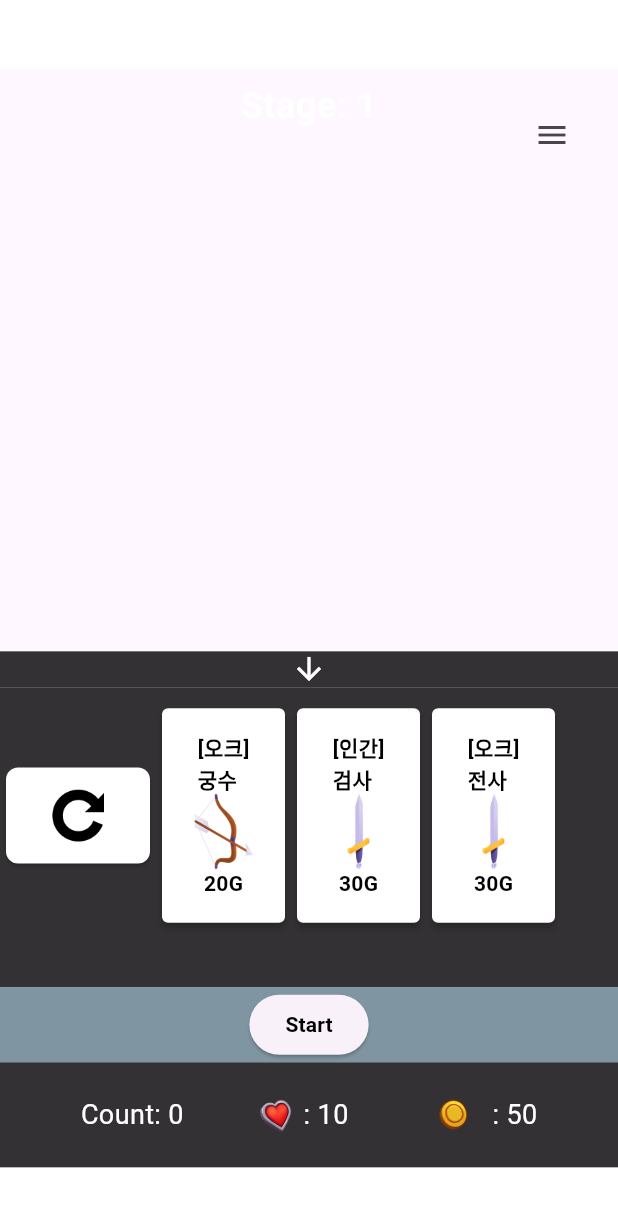
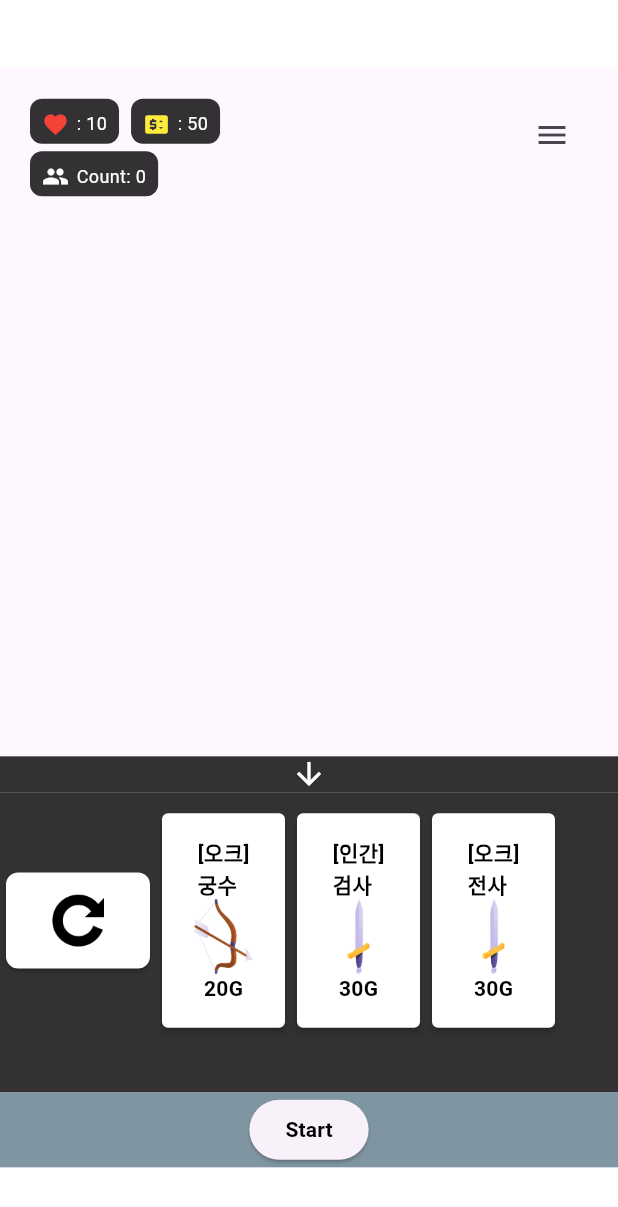
Before and after one commit to leechanwoo-kor/bonfire_defense, a Flutter app: the GameOverlay widget shown alone on an empty page, opened directly, on a phone screen of 412 x 824 dp. Shown: the top 1207 px of the screen. Run offline on Flutter 3.47's test engine with Material 3 defaults, Android fonts, the phone set to English and light mode, and no system bars; missing offline and left inert: bonfire, flame_audio.

Commit message:
:recycle: Refactor game overlay layout and add game menu button

```diff
--- a/lib/widgets/game_overlay.dart
+++ b/lib/widgets/game_overlay.dart
@@ -1,8 +1,7 @@
 import 'package:bonfire_defense/widgets/defender_selection_panel.dart';
 import 'package:bonfire_defense/widgets/game_control_panel.dart';
 import 'package:bonfire_defense/widgets/game_menu.dart';
-import 'package:bonfire_defense/widgets/game_stage_display.dart';
-import 'package:bonfire_defense/widgets/game_state_bar.dart';
+import 'package:bonfire_defense/widgets/game_state_panel.dart';
 import 'package:flutter/material.dart';
 
 class GameOverlay extends StatelessWidget {
@@ -14,12 +13,13 @@ class GameOverlay extends StatelessWidget {
   Widget build(BuildContext context) {
     return Stack(
       children: [
+        const Positioned(
+          top: 20,
+          left: 20,
+          child: GameStatePanel(),
+        ),
         const Column(
           children: [
-            Align(
-              alignment: Alignment.topCenter,
-              child: GameStageDisplay(),
-            ),
             Expanded(
               child: Align(
                 alignment: Alignment.bottomCenter,
@@ -29,7 +29,6 @@ class GameOverlay extends StatelessWidget {
                   children: [
                     DefenderSelectionPanel(),
                     GameControlPanel(),
-                    GameStateBar(),
                   ],
                 ),
               ),
--- a/lib/widgets/game_stage_display.dart
+++ /dev/null
@@ -1,25 +0,0 @@
-import 'package:bonfire_defense/provider/game_state_provider.dart';
-import 'package:flutter/material.dart';
-import 'package:provider/provider.dart';
-
-class GameStageDisplay extends StatelessWidget {
-  const GameStageDisplay({super.key});
-
-  @override
-  Widget build(BuildContext context) {
-    return Selector<GameStateProvider, int>(
-      selector: (_, state) => state.currentStage,
-      builder: (_, stage, __) => Padding(
-        padding: const EdgeInsets.all(8.0),
-        child: Text(
-          'Stage: $stage',
-          style: const TextStyle(
-            fontSize: 24,
-            fontWeight: FontWeight.bold,
-            color: Colors.white,
-          ),
-        ),
-      ),
-    );
-  }
-}
--- a/lib/widgets/game_state_bar.dart
+++ /dev/null
@@ -1,54 +0,0 @@
-import 'package:bonfire_defense/provider/game_state_provider.dart';
-import 'package:flutter/material.dart';
-import 'package:provider/provider.dart';
-
-class GameStateBar extends StatelessWidget {
-  const GameStateBar({super.key});
-
-  @override
-  Widget build(BuildContext context) {
-    return Container(
-      height: 70,
-      color: Colors.black.withOpacity(0.8),
-      padding: const EdgeInsets.all(10),
-      child: Row(
-        mainAxisAlignment: MainAxisAlignment.spaceEvenly,
-        children: [
-          Selector<GameStateProvider, int>(
-            selector: (_, state) => state.count,
-            builder: (_, count, __) => Text(
-              'Count: $count',
-              style: const TextStyle(color: Colors.white, fontSize: 18),
-            ),
-          ),
-          Selector<GameStateProvider, int>(
-            selector: (_, state) => state.life,
-            builder: (context, life, __) => Row(
-              children: [
-                Image.asset('assets/images/icons/HeartFull.png',
-                    width: 36.0, height: 36.0),
-                Text(
-                  ': $life',
-                  style: const TextStyle(color: Colors.white, fontSize: 18),
-                ),
-              ],
-            ),
-          ),
-          Selector<GameStateProvider, int>(
-            selector: (_, state) => state.gold,
-            builder: (context, gold, __) => Row(
-              children: [
-                Image.asset('assets/images/icons/Coin.png',
-                    width: 52.0, height: 52.0),
-                Text(
-                  ': $gold',
-                  style: const TextStyle(color: Colors.white, fontSize: 18),
-                ),
-              ],
-            ),
-          ),
-        ],
-      ),
-    );
-  }
-}
--- /dev/null
+++ b/lib/widgets/game_state_panel.dart
@@ -0,0 +1,128 @@
+import 'package:bonfire_defense/provider/game_state_provider.dart';
+import 'package:flutter/material.dart';
+import 'package:provider/provider.dart';
+
+class GameStatePanel extends StatelessWidget {
+  const GameStatePanel({super.key});
+
+  @override
+  Widget build(BuildContext context) {
+    return Column(
+      crossAxisAlignment: CrossAxisAlignment.start,
+      mainAxisSize: MainAxisSize.min,
+      children: [
+        IntrinsicWidth(
+          child: Row(
+            mainAxisAlignment: MainAxisAlignment.start,
+            mainAxisSize: MainAxisSize.min,
+            children: [
+              Container(
+                height: 30,
+                padding: const EdgeInsets.all(8),
+                margin: const EdgeInsets.only(right: 8),
+                decoration: BoxDecoration(
+                  color: Colors.black.withOpacity(0.8),
+                  borderRadius: BorderRadius.circular(8),
+                ),
+                child: Selector<GameStateProvider, int>(
+                  selector: (_, state) => state.life,
+                  builder: (context, life, __) => Row(
+                    children: [
+                      const Icon(
+                        Icons.favorite,
+                        color: Colors.red,
+                        size: 18.0,
+                      ),
+                      const SizedBox(width: 5),
+                      Text(
+                        ': $life',
+                        style: const TextStyle(
+                          color: Colors.white,
+                          fontSize: 12,
+                        ),
+                      ),
+                    ],
+                  ),
+                ),
+              ),
+              Container(
+                height: 30,
+                padding: const EdgeInsets.all(8),
+                decoration: BoxDecoration(
+                  color: Colors.black.withOpacity(0.8),
+                  borderRadius: BorderRadius.circular(8),
+                ),
+                child: Selector<GameStateProvider, int>(
+                  selector: (_, state) => state.gold,
+                  builder: (context, gold, __) => Row(
+                    children: [
+                      const Icon(
+                        Icons.price_change,
+                        color: Colors.yellow,
+                        size: 18.0,
+                      ),
+                      const SizedBox(width: 5),
+                      Text(
+                        ': $gold',
+                        style: const TextStyle(
+                          color: Colors.white,
+                          fontSize: 12,
+                        ),
+                      ),
+                    ],
+                  ),
+                ),
+              ),
+            ],
+          ),
+        ),
+        const SizedBox(height: 5),
+        IntrinsicWidth(
+          child: Container(
+            height: 30,
+            padding: const EdgeInsets.all(8),
+            decoration: BoxDecoration(
+              color: Colors.black.withOpacity(0.8),
+              borderRadius: BorderRadius.circular(8),
+            ),
+            child: Selector<GameStateProvider, int>(
+              selector: (_, state) => state.count,
+              builder: (_, count, __) => Row(
+                mainAxisSize: MainAxisSize.min,
+                children: [
+                  const Icon(
+                    Icons.people,
+                    color: Colors.white,
+                    size: 18.0,
+                  ),
+                  const SizedBox(width: 5),
+                  Text(
+                    'Count: $count',
+                    style: const TextStyle(color: Colors.white, fontSize: 12),
+                  ),
+                ],
+              ),
+            ),
+          ),
+        ),
+      ],
+    );
+  }
+}
+
+
+
+// Selector<GameStateProvider, int>(
+//   selector: (_, state) => state.currentStage,
+//   builder: (_, stage, __) => Padding(
+//     padding: const EdgeInsets.only(bottom: 8.0),
+//     child: Text(
+//       'Stage: $stage',
+//       style: const TextStyle(
+//         fontSize: 24,
+//         fontWeight: FontWeight.bold,
+//         color: Colors.white,
+//       ),
+//     ),
+//   ),
+// ),
```
